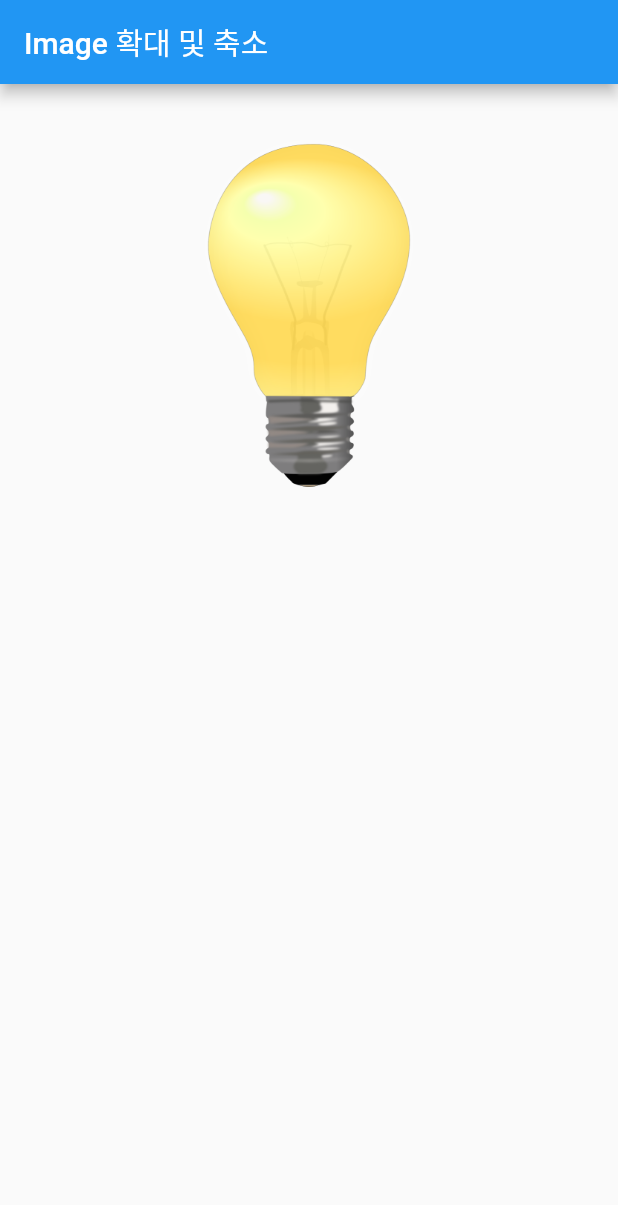
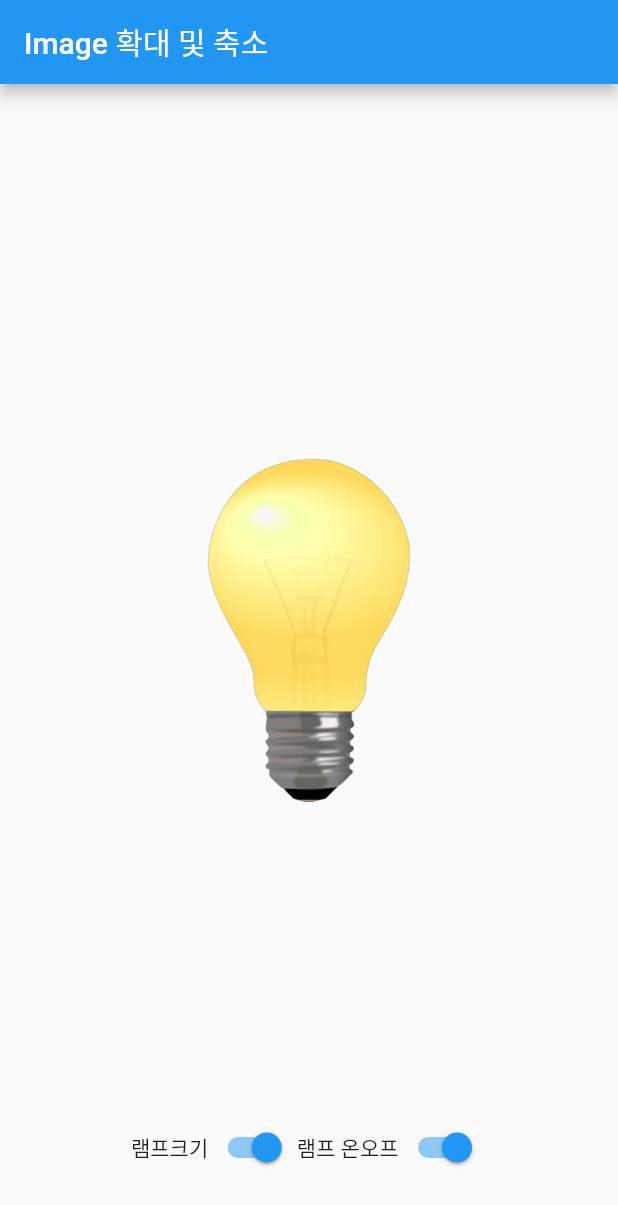
Before and after one commit to kim0502/Flutterelkim, a Flutter app: the screen it shows after launch, on a phone screen of 412 x 824 dp. Shown: the top 1205 px of the screen. Run offline on Flutter 3.47's test engine with Material 2 defaults, Android fonts, the phone set to English and light mode, and no system bars; missing offline and left inert: dart:ffi, simple_gesture_detector.

Commit message:
2022-05-23 2교시

```diff
--- a/fultter/image_lightzoom_switch_app/lib/main.dart
+++ b/fultter/image_lightzoom_switch_app/lib/main.dart
@@ -6,7 +6,6 @@ void main() {
 
 class MyApp extends StatelessWidget {
   const MyApp({Key? key}) : super(key: key);
-
 
   @override
   Widget build(BuildContext context) {
@@ -19,6 +18,7 @@ class MyApp extends StatelessWidget {
     );
   }
 }
+
 class MyHomePage extends StatefulWidget {
   const MyHomePage({Key? key}) : super(key: key);
 
@@ -35,7 +35,7 @@ class _MyHomePageState extends State<MyHomePage> {
   late bool _lampSwitch;
   late String _lampSizeStatus;
 
-  void initState(){
+  void initState() {
     super.initState();
     _lampImage = 'images/lamp_on.png';
     _lampWidth = 150;
@@ -43,7 +43,6 @@ class _MyHomePageState extends State<MyHomePage> {
     _lampSize = true;
     _lampSwitch = true;
     _lampSizeStatus = 'samll';
-
   }
 
   @override
@@ -54,15 +53,69 @@ class _MyHomePageState extends State<MyHomePage> {
         ),
         body: Center(
             child: Column(
+              mainAxisAlignment: MainAxisAlignment.center,
+          children: [
+            SizedBox(
+              width: 350,
+              height: 650,
+              child: Column(
+                mainAxisAlignment: MainAxisAlignment.center,
                 children: [
                   Image.asset(
                     _lampImage,
                     width: _lampWidth,
                     height: _lampHeight,
-            )
+                  ),
+                ],
+              ),
+            ),
+            Row(
+              mainAxisAlignment: MainAxisAlignment.center,
+              children: [
+                Text('램프크기'),
+                Switch(
+                    value: _lampSize,
+                    onChanged: (value) {
+                      setState(() {
+                        _lampSize = value;
+                        decisionBigSmall();
+                      });
+                    }),
+                Text('램프 온오프'),
+                Switch(
+                    value: _lampSwitch,
+                    onChanged: (value) {
+                      setState(() {
+                        _lampSwitch = value;
+                        decisionOnOff();
+                      });
+                    }),
+              ],
+            ),
           ],
         ),
         ),
         );
   }
+
+//Function
+  decisionBigSmall() {
+    if (_lampSizeStatus == 'small') {
+      _lampWidth = 300;
+      _lampHeight = 600;
+      _lampSizeStatus = 'large';
+    } else {
+      _lampWidth = 150;
+      _lampHeight = 300;
+      _lampSizeStatus = 'small';
     }
+  }
+
+  decisionOnOff() {
+    if (_lampSwitch) {
+      _lampImage = 'images/lamp_on.png';
+    } else {
+      _lampImage = 'images/lamp_off.png';
+    }
+  }
+}
```
Lines whose indentation alone changed are shown as unchanged.
